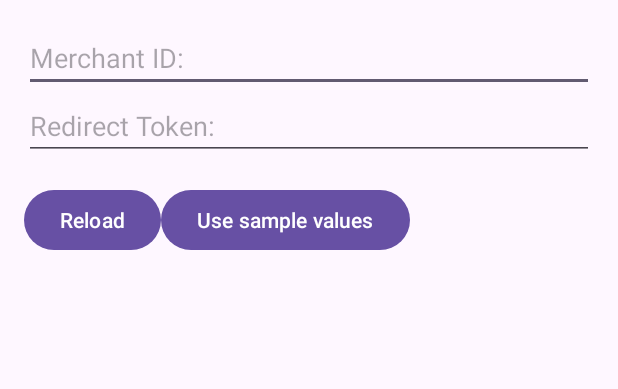
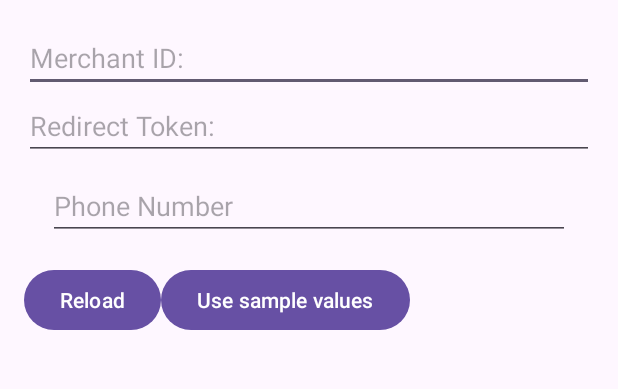
Before and after one commit to accrue-savings/android-sdk, an Android app built with Jetpack Compose: the screen it shows after launch (MainActivity), on a phone screen of 412 x 824 dp, the part 73-462 px from its top. Run offline under Robolectric (Android 15) with nearby library versions, the phone set to English and light mode, and no system bars.

```diff
--- a/androidsdk/src/main/java/com/accruesavings/androidsdk/Constants.kt
+++ b/androidsdk/src/main/java/com/accruesavings/androidsdk/Constants.kt
@@ -17,6 +17,6 @@ object AccrueWebEvents {
 
 object SampleData {
 //    const val merchantId = "7ac10172-c0bd-4009-a85a-972d33efbd04"
-    const val merchantId = "49c7cce7-2df7-4213-9d31-887f295fee10"
+    const val merchantId = "d0069102-e4a1-410b-ad82-ebe278d7785d" //snipes in sandbox
     const val redirectionToken = ""
 }
--- a/app/src/main/AndroidManifest.xml
+++ b/app/src/main/AndroidManifest.xml
@@ -2,6 +2,7 @@
 <manifest xmlns:android="http://schemas.android.com/apk/res/android"
     xmlns:tools="http://schemas.android.com/tools">
 
+    <uses-permission android:name="android.permission.POST_NOTIFICATIONS" />
     <application
         android:allowBackup="true"
         android:dataExtractionRules="@xml/data_extraction_rules"
--- a/app/src/main/res/layout/activity_main.xml
+++ b/app/src/main/res/layout/activity_main.xml
@@ -36,6 +36,14 @@
             android:hint="@string/redirect_token_lagel"
             android:inputType="text"/>
 
+        <EditText
+            android:id="@+id/phone_number_input"
+            android:layout_width="match_parent"
+            android:layout_height="wrap_content"
+            android:hint="Phone Number"
+            android:inputType="phone"
+            android:layout_marginHorizontal="16dp"
+            android:layout_marginTop="8dp" />
 
         <LinearLayout
             android:layout_width="match_parent"
```
Also changed, not shown: androidsdk/src/main/java/com/accruesavings/androidsdk/AccrueWebView.kt (+4 -3 lines), app/src/main/java/com/accruesavings/embedsdkdemo/MainActivity.kt (+9 -5 lines).
